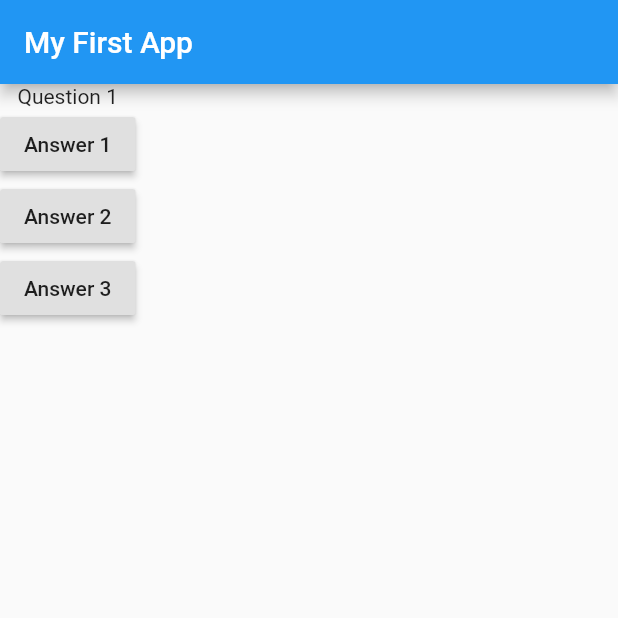
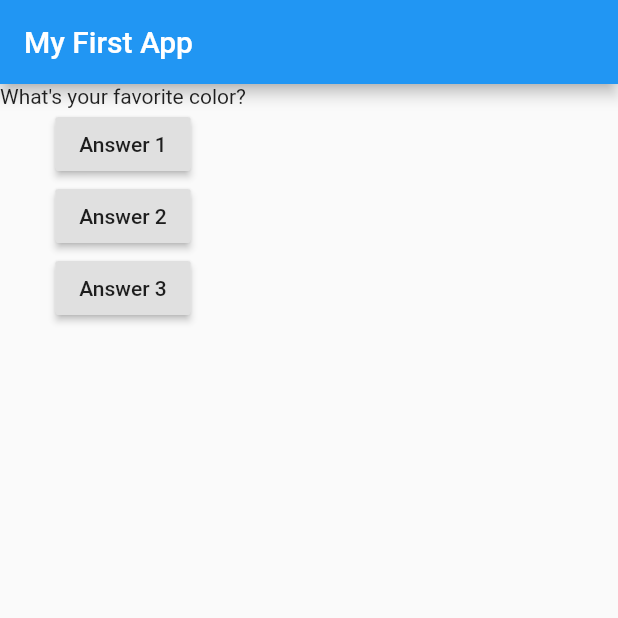
Before and after one commit to hyperjute/QuizApp, a Flutter app: the screen it shows after launch, after a tap on "Answer 1", on a phone screen of 412 x 824 dp, the top half of it. Run offline on Flutter 3.47's test engine with Material 2 defaults, Android fonts, the phone set to English and light mode, and no system bars.

Commit message:
Editing button

```diff
--- a/lib/main.dart
+++ b/lib/main.dart
@@ -3,12 +3,20 @@ import 'package:flutter/material.dart';
 void main() => runApp(MyApp());
 
 class MyApp extends StatelessWidget {
+  var qIndex = 0;
+
   void answerQuestion() {
-    print('Answer chosen!');
+    qIndex += 1;
+    print(qIndex);
   }
 
   @override
   Widget build(BuildContext context) {
+    var questions = [
+      'What\'s your favorite color?',
+      'What\'s your favorite animal?'
+    ];
+
     return MaterialApp(
       home: Scaffold(
           appBar: AppBar(
@@ -16,18 +24,20 @@ class MyApp extends StatelessWidget {
           ),
           body: Column(
             children: [
-              Text('Question 1'),
+              Text(questions[qIndex]),
               RaisedButton(
                 child: Text('Answer 1'),
                 onPressed: answerQuestion,
               ),
               RaisedButton(
                 child: Text('Answer 2'),
-                onPressed: answerQuestion,
+                onPressed: () => print('Answer 2 chosen!'),
               ),
               RaisedButton(
                 child: Text('Answer 3'),
-                onPressed: answerQuestion,
+                onPressed: () {
+                  print('answer 3 choosen');
+                },
               ),
             ],
           )),
```
Also changed, not shown: 3 other files.
